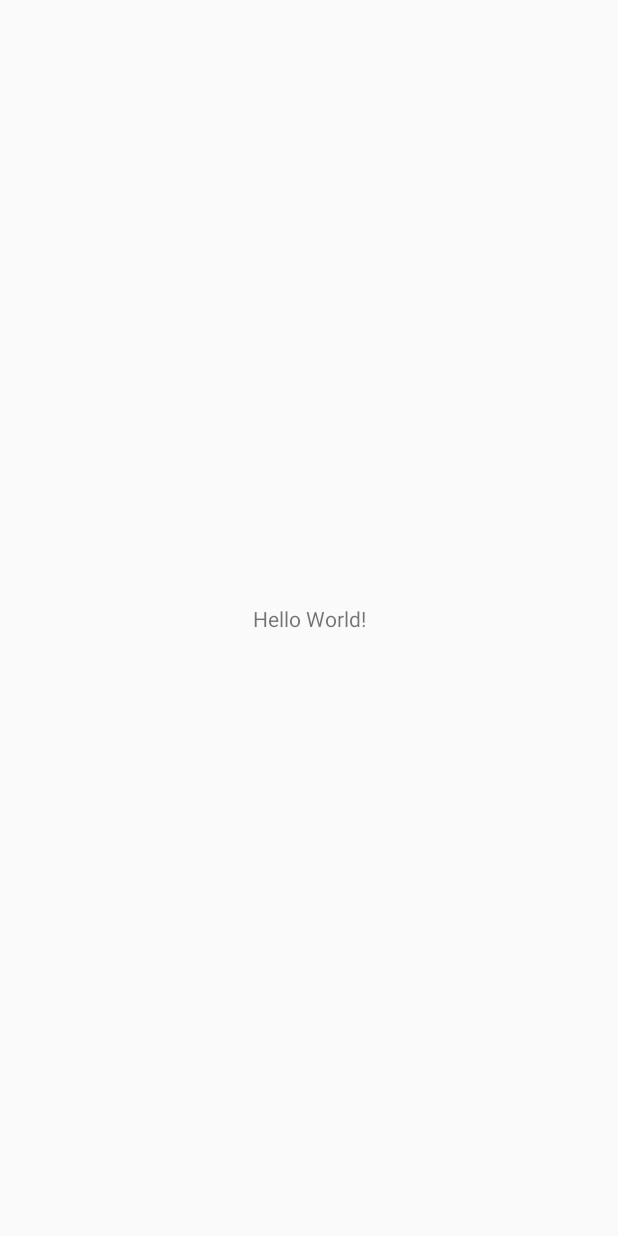
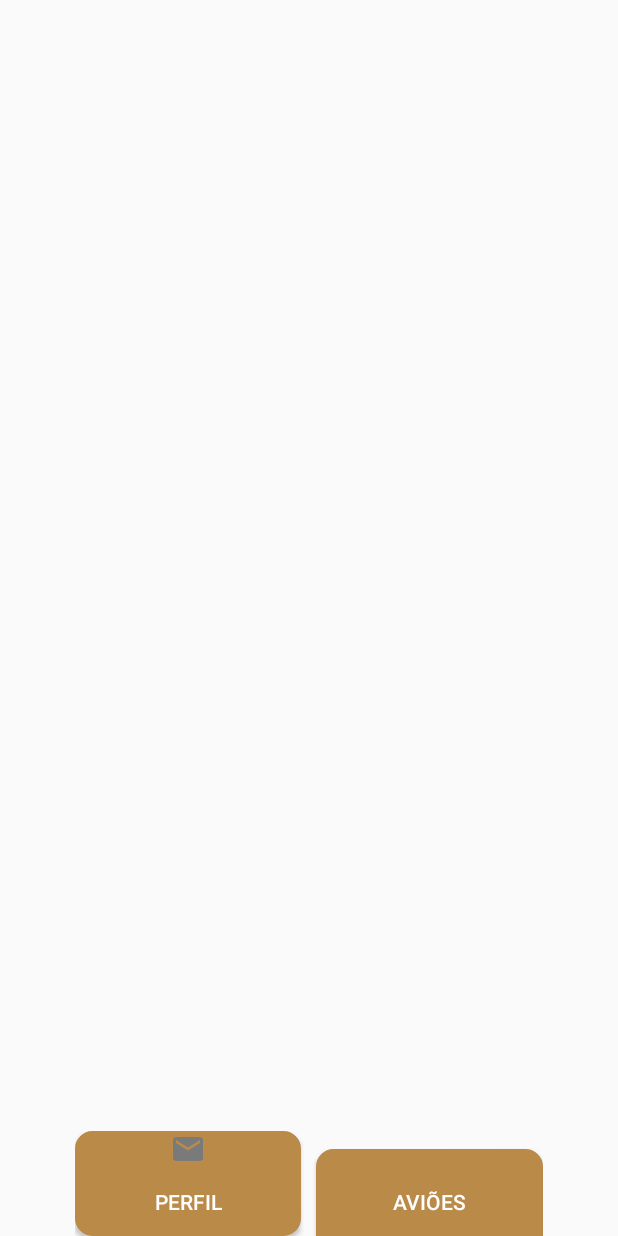
Before and after one commit to 2211854/Mobile-AMSI, an Android app: the MainActivity screen opened directly, with no data from a screen before it, on a phone screen of 412 x 824 dp. Before the commit the screen is almost empty. Run offline under Robolectric (Android 15) with nearby library versions, the phone set to English and light mode, and no system bars.

Commit message:
asfa
mais algumas coisas

```diff
--- a/app/src/main/AndroidManifest.xml
+++ b/app/src/main/AndroidManifest.xml
@@ -13,7 +13,7 @@
         android:theme="@style/Theme.MjramMobile"
         tools:targetApi="31">
         <activity
-            android:name=".vistas.LoginActivity"
+            android:name=".vistas.DetalhesActivity"
             android:exported="false">
             <meta-data
                 android:name="android.app.lib_name"
@@ -27,7 +27,7 @@
                 android:value="" />
         </activity>
         <activity
-            android:name=".vistas.DetalhesActivity"
+            android:name=".vistas.LoginActivity"
             android:exported="true">
             <meta-data
                 android:name="android.app.lib_name"
--- a/app/src/main/java/pt/ipleiria/estg/dei/mjrammobile/MainActivity.java
+++ b/app/src/main/java/pt/ipleiria/estg/dei/mjrammobile/MainActivity.java
@@ -2,7 +2,11 @@ package pt.ipleiria.estg.dei.mjrammobile;
 
 import androidx.appcompat.app.AppCompatActivity;
 
+import android.content.Intent;
 import android.os.Bundle;
+import android.view.View;
+
+import pt.ipleiria.estg.dei.mjrammobile.vistas.DetalhesActivity;
 
 public class MainActivity extends AppCompatActivity {
 
@@ -11,4 +15,11 @@ public class MainActivity extends AppCompatActivity {
         super.onCreate(savedInstanceState);
         setContentView(R.layout.activity_main);
     }
+
+    public void onClickAviao(View view) {
+
+        Intent intent = new Intent(this, DetalhesActivity.class);
+        startActivity(intent);
+        finish();
+    }
 }
--- /dev/null
+++ b/app/src/main/res/drawable/custom_button_menu.xml
@@ -0,0 +1,10 @@
+<?xml version="1.0" encoding="utf-8"?>
+<selector xmlns:android="http://schemas.android.com/apk/res/android">
+    <item android:state_enabled="true">
+        <shape android:shape="rectangle">
+            <solid android:color="@color/dourado_icon"/>
+            <corners android:radius="10dp"/>
+            <stroke android:color="@color/black" android:width="3dp" />
+        </shape>
+    </item>
+</selector>
--- a/app/src/main/res/layout/activity_login.xml
+++ b/app/src/main/res/layout/activity_login.xml
@@ -29,6 +29,7 @@
         android:ems="10"
         android:textSize="17sp"
         android:hint="@string/txt_email"
+        android:text="gay@gmail.pt"
         android:inputType="textEmailAddress"
         />
     <Space
@@ -43,6 +44,7 @@
         android:drawablePadding="10dp"
         android:paddingStart="12dp"
         android:paddingEnd="12dp"
+        android:text="12345"
         android:background="@drawable/custom_input_login"
         android:ems="10"
         android:textSize="17sp"
--- a/app/src/main/res/layout/activity_main.xml
+++ b/app/src/main/res/layout/activity_main.xml
@@ -1,18 +1,48 @@
 <?xml version="1.0" encoding="utf-8"?>
-<androidx.constraintlayout.widget.ConstraintLayout xmlns:android="http://schemas.android.com/apk/res/android"
+<LinearLayout xmlns:android="http://schemas.android.com/apk/res/android"
     xmlns:app="http://schemas.android.com/apk/res-auto"
     xmlns:tools="http://schemas.android.com/tools"
     android:layout_width="match_parent"
     android:layout_height="match_parent"
+    android:orientation="vertical"
     tools:context=".MainActivity">
+    <!--<include layout="@layout/app_bar">
+    </include>-->
+    <Space
+        android:layout_width="match_parent"
+        android:layout_height="0dp"
+        android:layout_weight="0.7"/>
+    <LinearLayout
+        android:layout_width="match_parent"
+        android:layout_height="wrap_content"
+        android:layout_marginLeft="50dp"
+        android:layout_marginRight="50dp">
 
-    <TextView
-        android:layout_width="wrap_content"
-        android:layout_height="wrap_content"
-        android:text="Hello World!"
-        app:layout_constraintBottom_toBottomOf="parent"
-        app:layout_constraintEnd_toEndOf="parent"
-        app:layout_constraintStart_toStartOf="parent"
-        app:layout_constraintTop_toTopOf="parent" />
 
-</androidx.constraintlayout.widget.ConstraintLayout>
+        <Button
+            android:id="@+id/btnPerfil"
+            android:layout_width="wrap_content"
+            android:layout_height="70dp"
+            android:layout_weight="1"
+            android:background="@drawable/custom_button_menu"
+            android:backgroundTint="@color/dourado_icon"
+            android:onClick="onClickAviao"
+            android:drawableTop="@drawable/ic_email_login"
+            android:text="Perfil"
+            android:textColor="@android:color/white" />
+
+        <Button
+            android:id="@+id/btnAvioes"
+            android:layout_width="wrap_content"
+            android:layout_height="70dp"
+            android:layout_marginLeft="10dp"
+            android:background="@drawable/custom_button_menu"
+            android:backgroundTint="@color/dourado_icon"
+            android:onClick="onClickLogin"
+            android:layout_weight="1"
+            android:text="Aviões"
+            android:textColor="@android:color/white" />
+    </LinearLayout>
+
+
+</LinearLayout>
--- a/app/src/main/res/values/strings.xml
+++ b/app/src/main/res/values/strings.xml
@@ -1,10 +1,14 @@
 <resources>
     <string name="app_name">mjramMobile</string>
-    //strings login
+    <!--strings login-->
     <string name="txt_email">Insira o email</string>
     <string name="txt_password">Insira a password</string>
+    <string name="txt_Email_invalido">Email invalido</string>
+    <string name="txt_pass_invalida">Password invalida</string>
+    <!--strings aviao-->
     <string name="col1">Lista Aviões</string>
     <string name="header_Lista_aviao">Lista de aviao</string>
     <string name="Detalhes_aviao">Detalhes do Avião</string>
 
+
 </resources>
```
Also changed, not shown: app/src/main/java/pt/ipleiria/estg/dei/mjrammobile/vistas/LoginActivity.java (+45 -0 lines), app/src/main/res/layout/app_bar.xml (+3 -4 lines).
